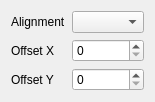
Old version of the form ui/playlistItemOverlay.ui in the repository IENT/YUView.
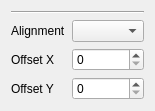
New version of the form.

Commit message: Added a new playlistItemContainer for all items that can have multiple child items. Next: Check all loading/container things.

What changed in the file:
```diff
--- a/ui/playlistItemOverlay.ui
+++ b/ui/playlistItemOverlay.ui
@@ -7,13 +7,20 @@
     <x>0</x>
     <y>0</y>
     <width>142</width>
-    <height>92</height>
+    <height>101</height>
    </rect>
   </property>
   <property name="windowTitle">
    <string>Form</string>
   </property>
-  <layout class="QVBoxLayout" name="verticalLayout" stretch="0">
+  <layout class="QVBoxLayout" name="verticalLayout" stretch="0,0">
+   <item>
+    <widget class="Line" name="line">
+     <property name="orientation">
+      <enum>Qt::Horizontal</enum>
+     </property>
+    </widget>
+   </item>
    <item>
     <layout class="QGridLayout" name="gridLayout">
      <item row="0" column="1">
```
Left out of the diff: 24 changed lines with no effect on the pictures. The commit also changes 16 other files.
